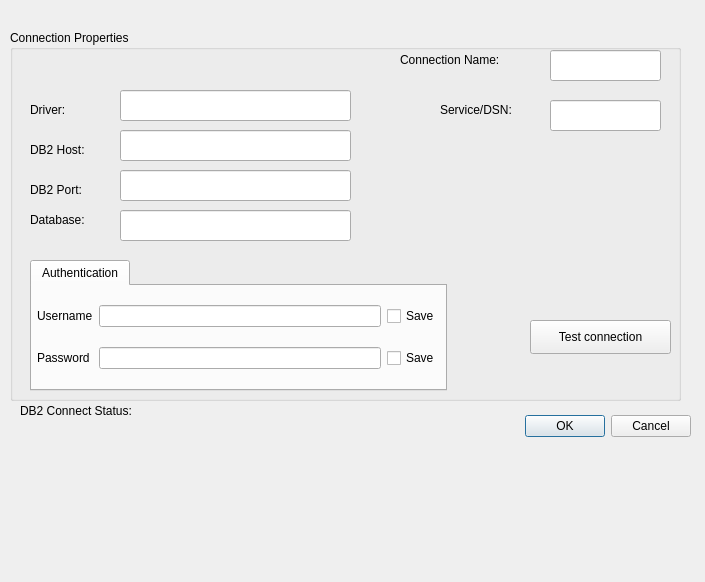
The window that src/ui/qgsdb2newconnectionbase.ui (qgis/QGIS) describes before a commit, drawn with Qt 5.
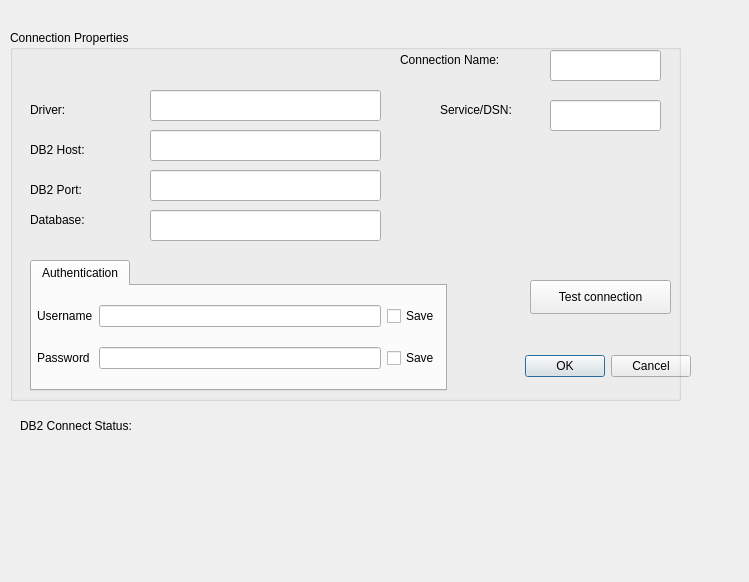
The same window after the commit.

Commit message: update connection gui for better fit on Linux

What changed in the file:
```diff
--- a/src/ui/qgsdb2newconnectionbase.ui
+++ b/src/ui/qgsdb2newconnectionbase.ui
@@ -6,7 +6,7 @@
    <rect>
     <x>0</x>
     <y>0</y>
-    <width>705</width>
+    <width>749</width>
     <height>582</height>
    </rect>
   </property>
@@ -16,9 +16,9 @@
   <widget class="QDialogButtonBox" name="buttonBox">
    <property name="geometry">
     <rect>
-     <x>350</x>
-     <y>410</y>
-     <width>341</width>
+     <x>470</x>
+     <y>350</y>
+     <width>221</width>
      <height>32</height>
     </rect>
    </property>
@@ -46,7 +46,7 @@
      <rect>
       <x>20</x>
       <y>110</y>
-      <width>71</width>
+      <width>91</width>
       <height>20</height>
      </rect>
     </property>
@@ -59,7 +59,7 @@
      <rect>
       <x>20</x>
       <y>150</y>
-      <width>71</width>
+      <width>91</width>
       <height>19</height>
      </rect>
     </property>
@@ -72,7 +72,7 @@
      <rect>
       <x>20</x>
       <y>180</y>
-      <width>81</width>
+      <width>91</width>
       <height>19</height>
      </rect>
     </property>
@@ -83,7 +83,7 @@
    <widget class="QLineEdit" name="txtPort">
     <property name="geometry">
      <rect>
-      <x>110</x>
+      <x>140</x>
       <y>140</y>
       <width>231</width>
       <height>31</height>
@@ -93,7 +93,7 @@
    <widget class="QLineEdit" name="txtDatabase">
     <property name="geometry">
      <rect>
-      <x>110</x>
+      <x>140</x>
       <y>180</y>
       <width>231</width>
       <height>31</height>
@@ -103,7 +103,7 @@
    <widget class="QLineEdit" name="txtHost">
     <property name="geometry">
      <rect>
-      <x>110</x>
+      <x>140</x>
       <y>100</y>
       <width>231</width>
       <height>31</height>
@@ -114,7 +114,7 @@
     <property name="geometry">
      <rect>
       <x>520</x>
-      <y>290</y>
+      <y>250</y>
       <width>141</width>
       <height>34</height>
      </rect>
@@ -149,7 +149,7 @@
    <widget class="QLineEdit" name="txtDriver">
     <property name="geometry">
      <rect>
-      <x>110</x>
+      <x>140</x>
       <y>60</y>
       <width>231</width>
       <height>31</height>
@@ -161,7 +161,7 @@
      <rect>
       <x>20</x>
       <y>70</y>
-      <width>71</width>
+      <width>91</width>
       <height>19</height>
      </rect>
     </property>
@@ -270,9 +270,9 @@
    <property name="geometry">
     <rect>
      <x>20</x>
-     <y>380</y>
-     <width>391</width>
-     <height>61</height>
+     <y>410</y>
+     <width>711</width>
+     <height>31</height>
     </rect>
    </property>
    <property name="text">
```
Left out of the diff: 11 changed lines with no effect on the pictures.
